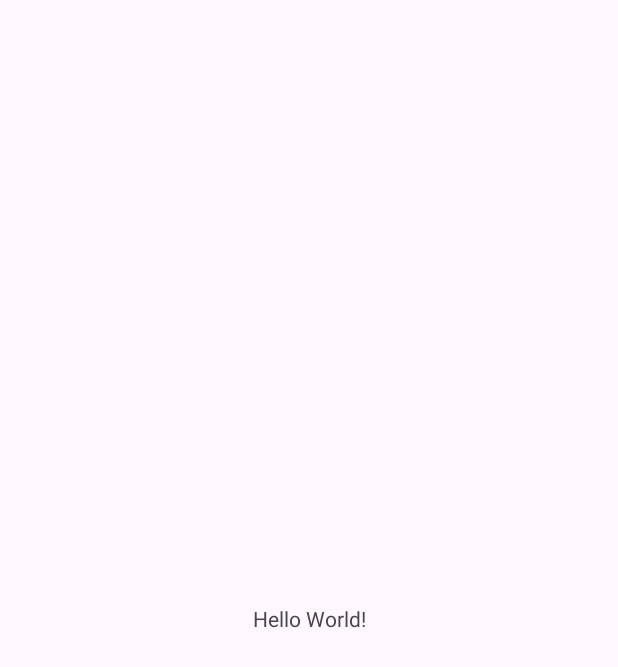
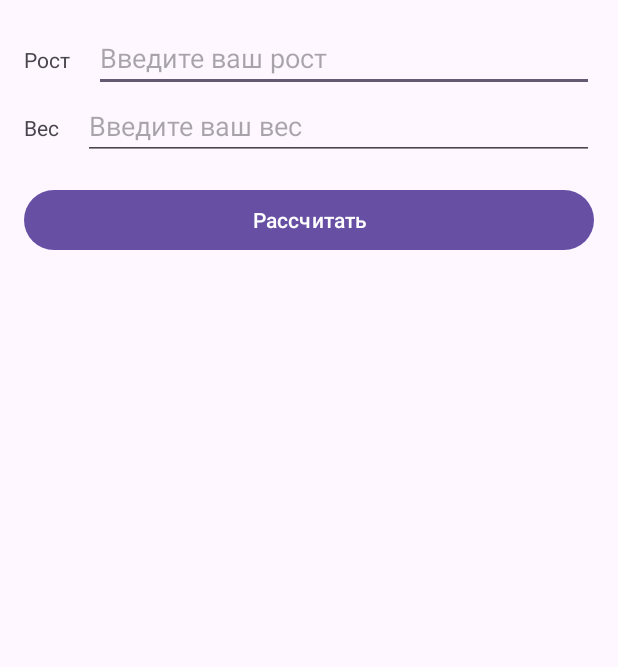
Before and after one commit to clinri/Urban-university-android-BodyMassIndex, an Android app: the screen it shows after launch (MainActivity), on a phone screen of 412 x 824 dp. Before the commit the part shown is almost empty. Shown: the top 667 px of the screen. Run offline under Robolectric (Android 15) with nearby library versions, the phone set to English and light mode, and no system bars.

Commit message:
home work android 09 Lifecycle

```diff
--- a/app/build.gradle.kts
+++ b/app/build.gradle.kts
@@ -5,7 +5,7 @@ plugins {
 
 android {
     namespace = "ru.borisov.bodymassindex"
-    compileSdk = 34
+    compileSdk = 35
 
     defaultConfig {
         applicationId = "ru.borisov.bodymassindex"
--- a/app/src/main/AndroidManifest.xml
+++ b/app/src/main/AndroidManifest.xml
@@ -13,6 +13,9 @@
         android:theme="@style/Theme.BodyMassIndex"
         tools:targetApi="31">
         <activity
+            android:name=".ResultBodyMassIndexActivity"
+            android:exported="false" />
+        <activity
             android:name=".MainActivity"
             android:exported="true">
             <intent-filter>
--- a/app/src/main/java/ru/borisov/bodymassindex/MainActivity.kt
+++ b/app/src/main/java/ru/borisov/bodymassindex/MainActivity.kt
@@ -1,11 +1,32 @@
 package ru.borisov.bodymassindex
 
+import android.annotation.SuppressLint
+import android.content.Intent
 import android.os.Bundle
+import android.widget.Button
+import android.widget.EditText
 import androidx.appcompat.app.AppCompatActivity
 
 class MainActivity : AppCompatActivity() {
+    lateinit var heightET: EditText
+    lateinit var weightET: EditText
+    lateinit var calculateBTN: Button
+
     override fun onCreate(savedInstanceState: Bundle?) {
         super.onCreate(savedInstanceState)
         setContentView(R.layout.activity_main)
+        heightET = findViewById(R.id.heightET)
+        weightET = findViewById(R.id.weightET)
+        calculateBTN = findViewById(R.id.calculateBTN)
+        calculateBTN.setOnClickListener {
+            val height = heightET.text.toString().toDouble()
+            val weight = weightET.text.toString().toDouble()
+            val index = BodyMassIndex(height, weight).calculate()
+            println(index)
+            val intent = Intent(this, ResultBodyMassIndexActivity::class.java).apply {
+                putExtra("index", index)
+            }
+            startActivity(intent)
+        }
     }
 }
--- a/app/src/main/res/layout/activity_main.xml
+++ b/app/src/main/res/layout/activity_main.xml
@@ -1,19 +1,54 @@
 <?xml version="1.0" encoding="utf-8"?>
-<androidx.constraintlayout.widget.ConstraintLayout xmlns:android="http://schemas.android.com/apk/res/android"
-    xmlns:app="http://schemas.android.com/apk/res-auto"
+<LinearLayout xmlns:android="http://schemas.android.com/apk/res/android"
     xmlns:tools="http://schemas.android.com/tools"
     android:id="@+id/main"
     android:layout_width="match_parent"
     android:layout_height="match_parent"
+    android:orientation="vertical"
+    android:padding="16dp"
     tools:context=".MainActivity">
 
-    <TextView
-        android:layout_width="wrap_content"
+    <LinearLayout
+        android:layout_width="match_parent"
+        android:layout_height="wrap_content">
+
+        <TextView
+            android:layout_width="wrap_content"
+            android:layout_height="wrap_content"
+            android:layout_marginEnd="16dp"
+            android:text="@string/text_height" />
+
+        <EditText
+            android:id="@+id/heightET"
+            android:layout_width="0dp"
+            android:layout_height="wrap_content"
+            android:layout_weight="1"
+            android:hint="@string/text_input_height" />
+    </LinearLayout>
+
+    <LinearLayout
+        android:layout_width="match_parent"
+        android:layout_height="wrap_content">
+
+        <TextView
+            android:layout_width="wrap_content"
+            android:layout_height="wrap_content"
+            android:layout_marginEnd="16dp"
+            android:text="@string/text_weight" />
+
+        <EditText
+            android:id="@+id/weightET"
+            android:layout_width="0dp"
+            android:layout_height="wrap_content"
+            android:layout_weight="1"
+            android:hint="@string/text_input_weight" />
+    </LinearLayout>
+
+    <Button
+        android:id="@+id/calculateBTN"
+        android:layout_width="match_parent"
         android:layout_height="wrap_content"
-        android:text="Hello World!"
-        app:layout_constraintBottom_toBottomOf="parent"
-        app:layout_constraintEnd_toEndOf="parent"
-        app:layout_constraintStart_toStartOf="parent"
-        app:layout_constraintTop_toTopOf="parent" />
+        android:layout_marginTop="16dp"
+        android:text="@string/text_calculate" />
 
-</androidx.constraintlayout.widget.ConstraintLayout>
+</LinearLayout>
--- a/app/src/main/res/values/strings.xml
+++ b/app/src/main/res/values/strings.xml
@@ -1,3 +1,10 @@
 <resources>
     <string name="app_name">BodyMassIndex</string>
+    <string name="text_calculate">Рассчитать</string>
+    <string name="text_input_weight">Введите ваш вес</string>
+    <string name="text_weight">Вес</string>
+    <string name="text_input_height">Введите ваш рост</string>
+    <string name="text_height">Рост</string>
+    <string name="text_index">Ваш индекс массы тела:</string>
+    <string name="underweight">thin\n</string>
 </resources>
```
Also changed, not shown: app/src/main/java/ru/borisov/bodymassindex/BodyMassIndex.kt (added, +8 -0 lines), app/src/main/java/ru/borisov/bodymassindex/ResultBodyMassIndexActivity.kt (added, +43 -0 lines), app/src/main/res/layout/activity_result_body_mass_index.xml (added, +46 -0 lines), app/src/main/res/drawable/fat.jpeg (added), app/src/main/res/drawable/normal.jpeg (added), app/src/main/res/drawable/thin.jpeg (added), 3 other files.
